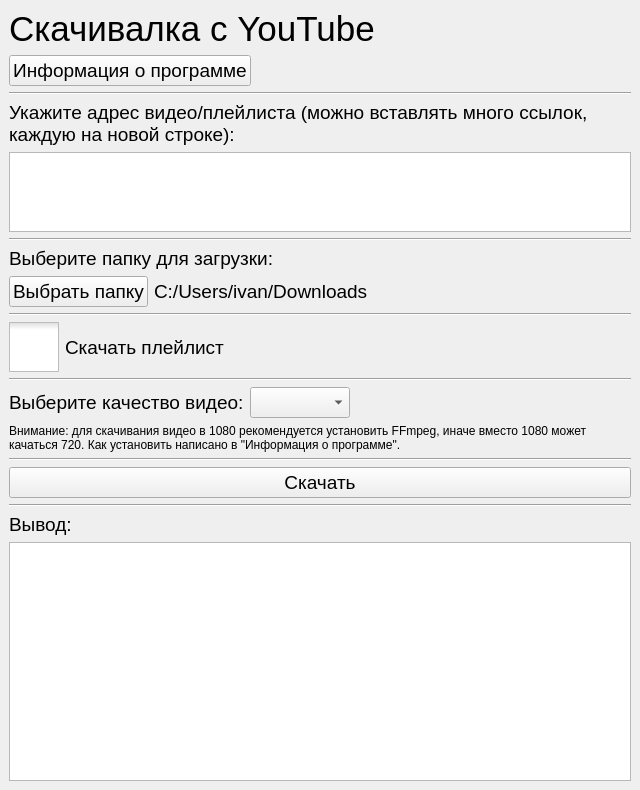
SeryiBaran/yt-dlp-python-gui, file ui/main__big_ui.ui: the form before one commit.
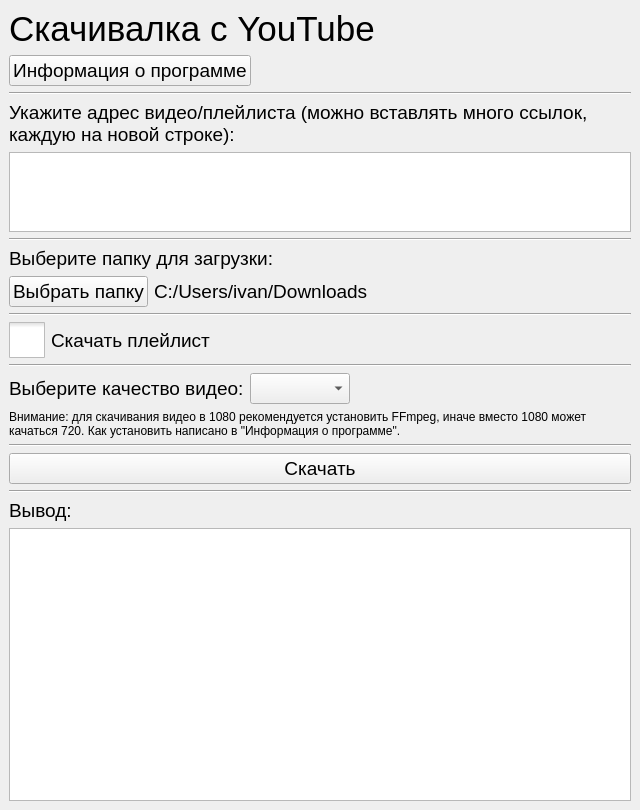
The form after the commit. Icons and pictures are not drawn.

Patch:
```diff
--- a/ui/main__big_ui.ui
+++ b/ui/main__big_ui.ui
@@ -10,14 +10,9 @@
     <x>0</x>
     <y>0</y>
     <width>640</width>
-    <height>790</height>
+    <height>810</height>
    </rect>
   </property>
-  <property name="font">
-   <font>
-    <pointsize>14</pointsize>
-   </font>
-  </property>
   <property name="windowTitle">
    <string>Скачивалка с YouTube (интерфейс для yt-dlp)</string>
   </property>
@@ -63,7 +58,7 @@
          <x>0</x>
          <y>0</y>
          <width>640</width>
-         <height>790</height>
+         <height>810</height>
         </rect>
        </property>
        <layout class="QVBoxLayout" name="verticalLayout_3">
@@ -83,6 +78,11 @@
          <layout class="QHBoxLayout" name="horizontalLayout_4">
           <item>
            <widget class="QPushButton" name="aboutButton">
+            <property name="font">
+             <font>
+              <pointsize>14</pointsize>
+             </font>
+            </property>
             <property name="text">
              <string>Информация о программе</string>
             </property>
@@ -112,6 +112,11 @@
         </item>
         <item>
          <widget class="QLabel" name="label_15">
+          <property name="font">
+           <font>
+            <pointsize>14</pointsize>
+           </font>
+          </property>
           <property name="text">
            <string>&lt;html&gt;&lt;head/&gt;&lt;body&gt;&lt;p&gt;Укажите адрес видео/плейлиста (можно вставлять много ссылок, каждую на новой строке):&lt;/p&gt;&lt;/body&gt;&lt;/html&gt;</string>
           </property>
@@ -134,6 +139,11 @@
             <height>80</height>
            </size>
           </property>
+          <property name="font">
+           <font>
+            <pointsize>14</pointsize>
+           </font>
+          </property>
          </widget>
         </item>
         <item>
@@ -145,6 +155,11 @@
         </item>
         <item>
          <widget class="QLabel" name="label_18">
+          <property name="font">
+           <font>
+            <pointsize>14</pointsize>
+           </font>
+          </property>
           <property name="text">
            <string>&lt;html&gt;&lt;head/&gt;&lt;body&gt;&lt;p&gt;Выберите папку для загрузки:&lt;/p&gt;&lt;/body&gt;&lt;/html&gt;</string>
           </property>
@@ -154,6 +169,11 @@
          <layout class="QHBoxLayout" name="horizontalLayout_3">
           <item>
            <widget class="QPushButton" name="button_download_directory">
+            <property name="font">
+             <font>
+              <pointsize>14</pointsize>
+             </font>
+            </property>
             <property name="text">
              <string>Выбрать папку</string>
             </property>
@@ -161,6 +181,11 @@
           </item>
           <item>
            <widget class="QLabel" name="label_download_directory">
+            <property name="font">
+             <font>
+              <pointsize>14</pointsize>
+             </font>
+            </property>
             <property name="text">
              <string>C:/Users/ivan/Downloads</string>
             </property>
@@ -196,20 +221,7 @@
            </font>
           </property>
           <property name="styleSheet">
-           <string notr="true">QCheckBox::indicator
-{
-	width: 50px;
-	height: 50px;
-}
-QCheckBox::indicator:checked
-{
-    image: url(:/icons/CarbonCheckboxChecked.svg);
-}
-QCheckBox::indicator:unchecked
-{
-    image: url(:/icons/CarbonCheckbox.svg);
-}
-</string>
+           <string notr="true">QCheckBox::indicator { width: 36px; height: 36px;}</string>
           </property>
           <property name="text">
            <string>Скачать плейлист</string>
@@ -227,6 +239,11 @@
          <layout class="QHBoxLayout" name="horizontalLayout">
           <item>
            <widget class="QLabel" name="label_14">
+            <property name="font">
+             <font>
+              <pointsize>14</pointsize>
+             </font>
+            </property>
             <property name="text">
              <string>Выберите качество видео:</string>
             </property>
@@ -240,6 +257,11 @@
               <height>0</height>
              </size>
             </property>
+            <property name="font">
+             <font>
+              <pointsize>14</pointsize>
+             </font>
+            </property>
            </widget>
           </item>
           <item>
@@ -281,6 +303,11 @@
         </item>
         <item>
          <widget class="QPushButton" name="pushButton_download">
+          <property name="font">
+           <font>
+            <pointsize>14</pointsize>
+           </font>
+          </property>
           <property name="text">
            <string>Скачать</string>
           </property>
@@ -295,6 +322,11 @@
         </item>
         <item>
          <widget class="QLabel" name="label_17">
+          <property name="font">
+           <font>
+            <pointsize>14</pointsize>
+           </font>
+          </property>
           <property name="text">
            <string>Вывод:</string>
           </property>
```
